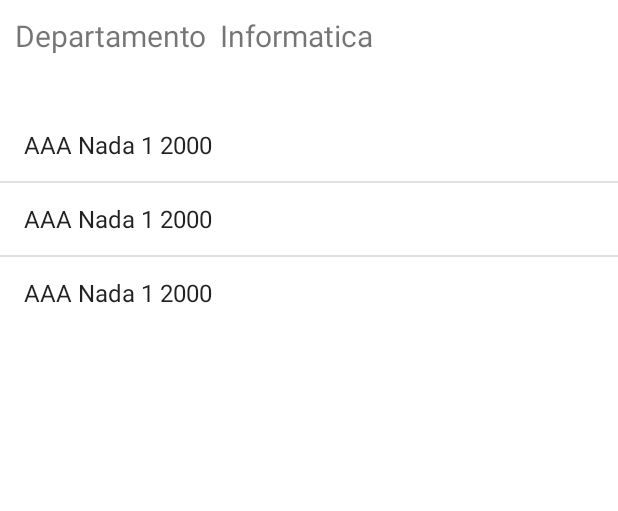
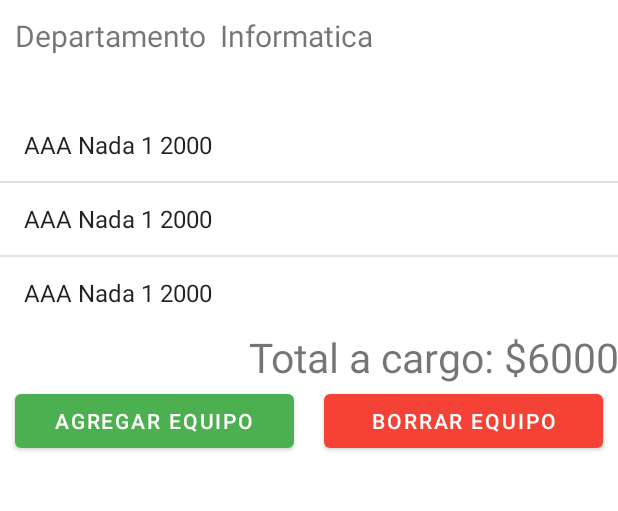
Before and after one commit to Panchober27/Prueba-2-Desarrollo-App-Moviles, an Android app: the screen it shows after launch (MantenedorEquipos), after a tap on an icon or button, on a phone screen of 412 x 824 dp, the part 125-636 px from its top. Run offline under Robolectric (Android 15) with nearby library versions, the phone set to English and light mode, and no system bars.

Commit message:
Logrado calcular costo total de Equipos de un Usuario.  Ahora viene agregar equipos de manera correcta, con todas las validaciones respectivas

```diff
--- a/app/src/main/java/com/example/franciscoberwart/BaseDatos.java
+++ b/app/src/main/java/com/example/franciscoberwart/BaseDatos.java
@@ -32,8 +32,6 @@ public class BaseDatos {
                 //us.addEquipToUser(equipo); // FALTA PARAMETRO: a que usuario se asigna el equipo?. / o esta resuelto eso?.
                 //tablaEquipos.add(equipo);
                 us.addEquipToUser(equipo);
-
-
             } // CREO QUE ESTA LISTO EL TEMA DE VER A QUE USUARIO :)
         }
 
@@ -63,4 +61,19 @@ public class BaseDatos {
     }
 
 
+    // Metodo para obtener el valor total de equipos de un usaurio.
+    public static int getValorTotal(String user) { // -> atributo: Usuario.usuario!
+        // valorTotal => a la suma de todos los getValor()!!!
+        int valorTotal = 0;
+        for (Usuario u : tablaUsuarios) {
+            if (u.getUsuario().equals(user)) {
+                for (Equipo e : tablaEquipos) {
+                    valorTotal += e.getValor();
+                }
+            }
+        }
+        return valorTotal;
+    }
+
+
 }
--- a/app/src/main/java/com/example/franciscoberwart/MantenedorEquipos.java
+++ b/app/src/main/java/com/example/franciscoberwart/MantenedorEquipos.java
@@ -16,7 +16,7 @@ import java.util.ArrayList;
 
 public class MantenedorEquipos extends AppCompatActivity {
 
-    private TextView tvNomUser, tvDeptUser;
+    private TextView tvNomUser, tvDeptUser, valorTotal;
     private ListView listaEquipos;
     private ArrayAdapter<Equipo> adapterEquipos;
 
@@ -36,6 +36,7 @@ public class MantenedorEquipos extends AppCompatActivity {
         tvNomUser = findViewById(R.id.tvNomUser);
         tvDeptUser = findViewById(R.id.tvDeptUser);
         listaEquipos = findViewById(R.id.listEquipos);
+        valorTotal = findViewById(R.id.tvValorTotal);
     }
 
 
@@ -61,6 +62,7 @@ public class MantenedorEquipos extends AppCompatActivity {
                     listEquipos);
             listaEquipos.setAdapter(adapterEquipos);
 
+            valorTotal.setText(valorTotal.getText() + String.valueOf(BaseDatos.getValorTotal(user.getUsuario())));
         }
     }
 
@@ -71,7 +73,6 @@ public class MantenedorEquipos extends AppCompatActivity {
                 Equipo eq = (Equipo) parent.getItemAtPosition(position);
                 Toast.makeText(MantenedorEquipos.this, "Eliminar Equipo: " + eq.getSerie() + " " + eq.getDescripcion() + "?",
                         Toast.LENGTH_LONG).show();
-
                 return true;
             }
         });
--- a/app/src/main/res/layout/activity_mantenedor_equipos.xml
+++ b/app/src/main/res/layout/activity_mantenedor_equipos.xml
@@ -37,5 +37,41 @@
 
     </ListView>
 
+    <TextView
+        android:id="@+id/tvValorTotal"
+        android:layout_width="match_parent"
+        android:layout_height="wrap_content"
+        android:text="Total a cargo: $"
+        android:textAlignment="textEnd"
+        android:textSize="27dp">
+
+    </TextView>
+
+    <LinearLayout
+        android:layout_width="match_parent"
+        android:layout_height="wrap_content"
+        android:orientation="horizontal">
+
+        <Button
+            android:id="@+id/btnAddEquipo"
+            android:layout_width="match_parent"
+            android:layout_height="wrap_content"
+            android:layout_marginHorizontal="10dp"
+            android:layout_weight="1"
+            android:text="agregar equipo"
+            app:backgroundTint="#4CAF50"></Button>
+
+        <Button
+            android:id="@+id/btnDeleteEquipo"
+            android:layout_width="match_parent"
+            android:layout_height="wrap_content"
+            android:layout_marginHorizontal="10dp"
+            android:layout_weight="1"
+            android:text="borrar equipo"
+            app:backgroundTint="#F44336"></Button>
+
+
+    </LinearLayout>
+
 
 </LinearLayout>
```
